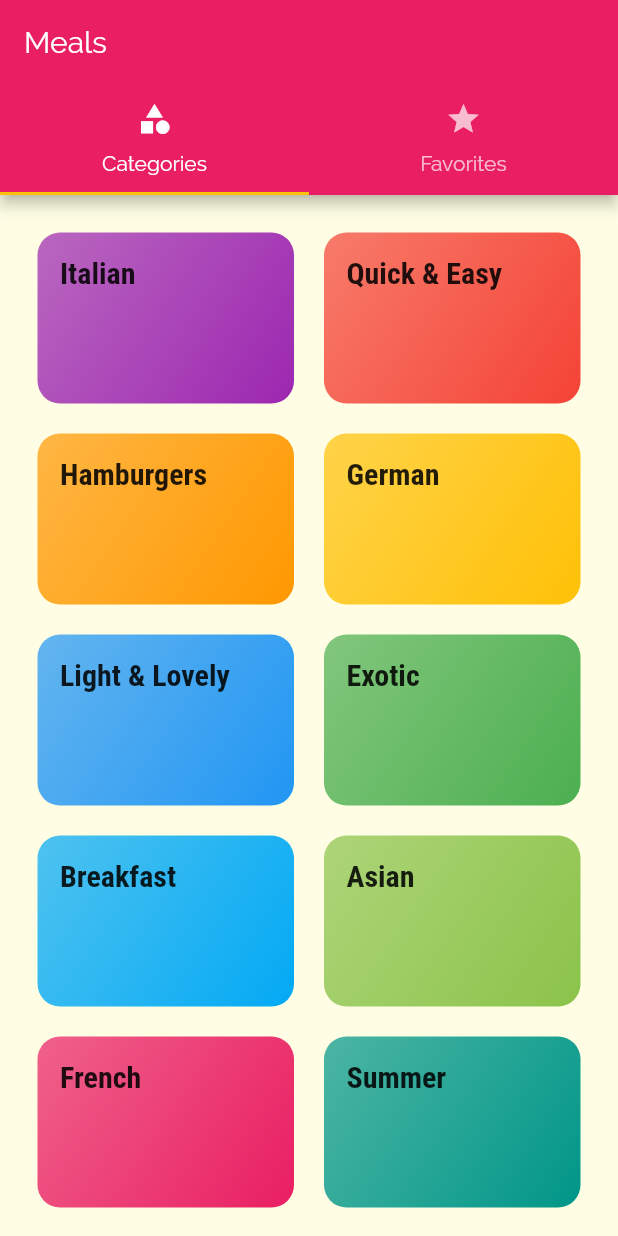
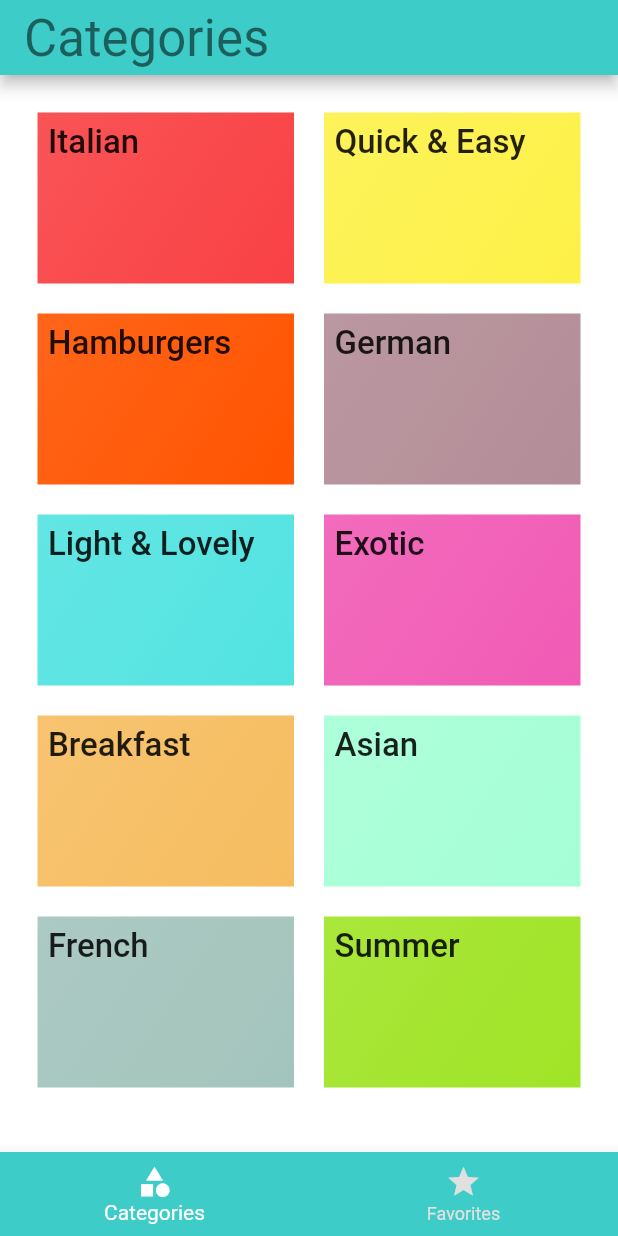
Before and after one commit to tehphilb/meals, a Flutter app: the screen it shows after launch, on a phone screen of 412 x 824 dp. Run offline on Flutter 3.47's test engine with Material 2 defaults, Android fonts, the phone set to English and light mode, and no system bars.

Commit message:
Meals App

```diff
--- a/lib/dummy_data.dart
+++ b/lib/dummy_data.dart
@@ -7,52 +7,52 @@ const DUMMY_CATEGORIES = const [
   Category(
     id: 'c1',
     title: 'Italian',
-    color: Colors.purple,
+    color: Color(0xfff94144),
   ),
   Category(
     id: 'c2',
     title: 'Quick & Easy',
-    color: Colors.red,
+    color: Color(0xfffdf148),
   ),
   Category(
     id: 'c3',
     title: 'Hamburgers',
-    color: Colors.orange,
+    color: Color(0xffff5400),
   ),
   Category(
     id: 'c4',
     title: 'German',
-    color: Colors.amber,
+    color: Color(0xffb38d97),
   ),
   Category(
     id: 'c5',
     title: 'Light & Lovely',
-    color: Colors.blue,
+    color: Color(0xff52e3e1),
   ),
   Category(
     id: 'c6',
     title: 'Exotic',
-    color: Colors.green,
+    color: Color(0xfff15bb5),
   ),
   Category(
     id: 'c7',
     title: 'Breakfast',
-    color: Colors.lightBlue,
+    color: Color(0xfff6bd60),
   ),
   Category(
     id: 'c8',
     title: 'Asian',
-    color: Colors.lightGreen,
+    color: Color(0xffa5ffd6),
   ),
   Category(
     id: 'c9',
     title: 'French',
-    color: Colors.pink,
+    color: Color(0xffa3c4bc),
   ),
   Category(
     id: 'c10',
     title: 'Summer',
-    color: Colors.teal,
+    color: Color(0xffa0e426),
   ),
 ];
 
--- a/lib/main.dart
+++ b/lib/main.dart
@@ -3,7 +3,6 @@ import 'package:flutter_complete_guide/screens/meal_detail_screen.dart';
 import 'package:flutter_complete_guide/screens/tabs_screen.dart';
 
 import 'screens/category_meals_screen.dart';
-import 'screens/categories_screen.dart';
 
 void main() => runApp(MyApp());
 
@@ -13,21 +12,21 @@ class MyApp extends StatelessWidget {
     return MaterialApp(
       title: 'DeliMeals',
       theme: ThemeData(
-        primarySwatch: Colors.pink,
-        accentColor: Colors.amber,
-        canvasColor: Color.fromRGBO(255, 254, 229, 1),
-        fontFamily: 'Raleway',
+        primaryColor: Color(0xff3dccc7),
+        accentColor: Colors.white,
+        canvasColor: Colors.white,
+        fontFamily: 'Roboto',
         textTheme: ThemeData.light().textTheme.copyWith(
             bodyText2: TextStyle(
-              color: Color.fromRGBO(20, 51, 51, 1),
+              color: Colors.black87
             ),
             bodyText1: TextStyle(
-              color: Color.fromRGBO(20, 51, 51, 1),
+              color: Color.fromRGBO(255, 166, 158, 1),
             ),
             headline6: TextStyle(
-              fontSize: 20,
-              fontFamily: 'RobotoCondensed',
-              fontWeight: FontWeight.bold,
+              fontSize: 22,
+              fontFamily: 'Roboto',
+              fontWeight: FontWeight.w500,
             )),
       ),
       // home: CategoriesScreen(),
--- a/lib/screens/tabs_screen.dart
+++ b/lib/screens/tabs_screen.dart
@@ -1,6 +1,6 @@
 import 'package:flutter/material.dart';
+import 'package:flutter_complete_guide/screens/categories_screen.dart';
 import 'package:flutter_complete_guide/screens/favorites_screen.dart';
-import '../screens/categories_screen.dart';
 
 class TabsScreen extends StatefulWidget {
   @override
@@ -8,32 +8,48 @@ class TabsScreen extends StatefulWidget {
 }
 
 class _TabsScreenState extends State<TabsScreen> {
+  final List<Map<String, Object>> _pages = [
+    {'page': CategoriesScreen(), 'title': 'Categories'},
+    {'page': FavoritesScreen(), 'title': 'Favorites'},
+  ];
+
+  int _selectedPageIndex = 0;
+
+  void _selectPage(int index) {
+    setState(() {
+      _selectedPageIndex = index;
+    });
+  }
+
   @override
   Widget build(BuildContext context) {
-    return DefaultTabController(
-      length: 2,
-      child: Scaffold(
-        appBar: AppBar(
-          title: Text('Meals'),
-          bottom: TabBar(
-            tabs: <Widget>[
-              Tab(
-                icon: Icon(Icons.category),
-                text: 'Categories',
-              ),
-              Tab(
-                icon: Icon(Icons.star),
-                text: 'Favorites',
-              ),
-            ],
+    return Scaffold(
+      appBar: PreferredSize(
+          preferredSize: Size.fromHeight(50.0),
+          child: AppBar(
+            automaticallyImplyLeading: false, // hides leading widget
+            title: Text(_pages[_selectedPageIndex]['title'], style: Theme.of(context).textTheme.headline4),
+          )
+      ),
+
+      body: _pages[_selectedPageIndex]['page'],
+      bottomNavigationBar: BottomNavigationBar(
+        onTap: _selectPage,
+        backgroundColor: Theme.of(context).primaryColor,
+        unselectedItemColor: Colors.grey.shade300,
+        selectedItemColor: Colors.white,
+        currentIndex: _selectedPageIndex,
+        type: BottomNavigationBarType.fixed,
+        items: [
+          BottomNavigationBarItem(
+            icon: Icon(Icons.category),
+            title: Text('Categories'),
           ),
-        ),
-        body: TabBarView(
-          children: <Widget>[
-            CategoriesScreen(),
-            FavoritesScreen(),
-          ],
-        ),
+          BottomNavigationBarItem(
+            icon: Icon(Icons.star),
+            title: Text('Favorites'),
+          ),
+        ],
       ),
     );
   }
--- a/lib/widgets/category_item.dart
+++ b/lib/widgets/category_item.dart
@@ -24,9 +24,9 @@ class CategoryItem extends StatelessWidget {
     return InkWell(
       onTap: () => selectCategory(context),
       splashColor: Theme.of(context).primaryColor,
-      borderRadius: BorderRadius.circular(15),
+      borderRadius: BorderRadius.circular(5),
       child: Container(
-        padding: const EdgeInsets.all(15),
+        padding: const EdgeInsets.all(7),
         child: Text(
           title,
           style: Theme.of(context).textTheme.headline6,
@@ -34,13 +34,13 @@ class CategoryItem extends StatelessWidget {
         decoration: BoxDecoration(
           gradient: LinearGradient(
             colors: [
-              color.withOpacity(0.7),
+              color.withOpacity(0.9),
               color,
             ],
             begin: Alignment.topLeft,
             end: Alignment.bottomRight,
           ),
-          borderRadius: BorderRadius.circular(15),
+          borderRadius: BorderRadius.circular(0),
         ),
       ),
     );
```
Also changed, not shown: lib/screens/category_meals_screen.dart (+5 -2 lines), lib/screens/meal_detail_screen.dart (+7 -1 lines), lib/widgets/meal_item.dart (+21 -21 lines), palette.txt (added, +13 -0 lines), pubspec.yaml (+14 -0 lines), assets/fonts/Roboto-Black.ttf (added), assets/fonts/Roboto-Bold.ttf (added), assets/fonts/Roboto-Light.ttf (added), assets/fonts/Roboto-Medium.ttf (added), assets/fonts/Roboto-Regular.ttf (added), assets/fonts/Roboto-Thin.ttf (added), palette.png (added), pubspec.lock, 1 other file.
